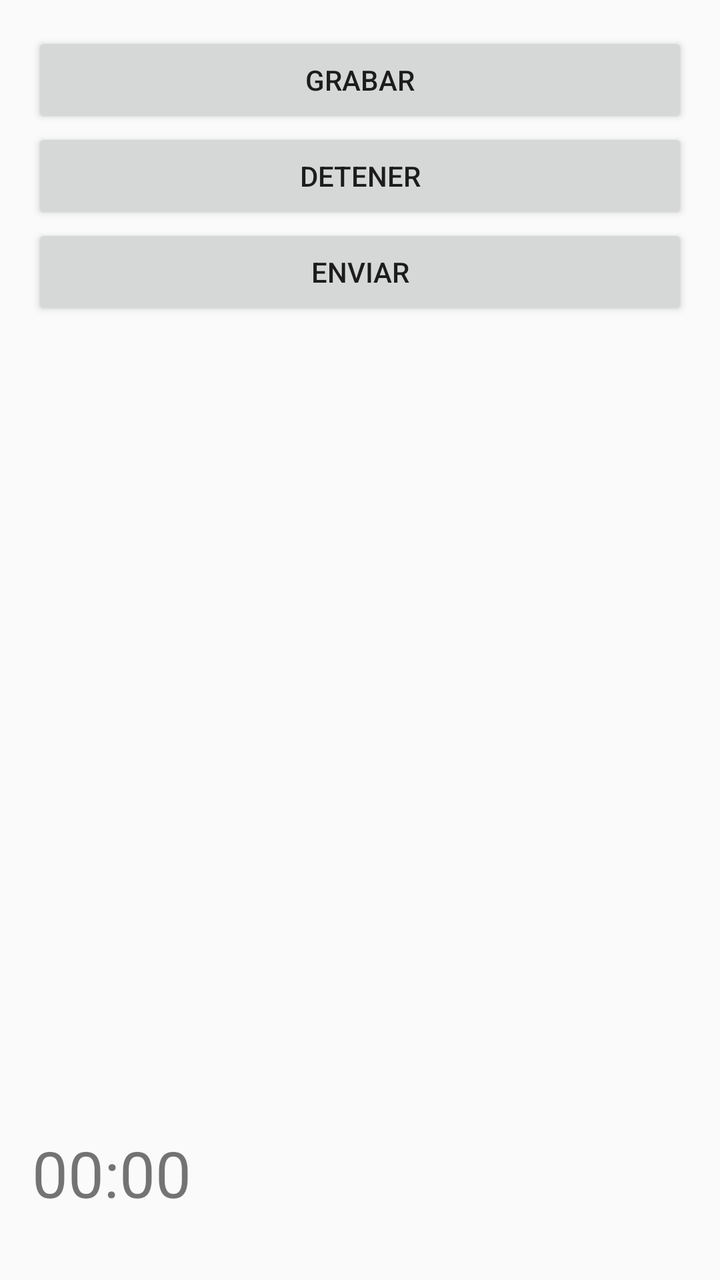
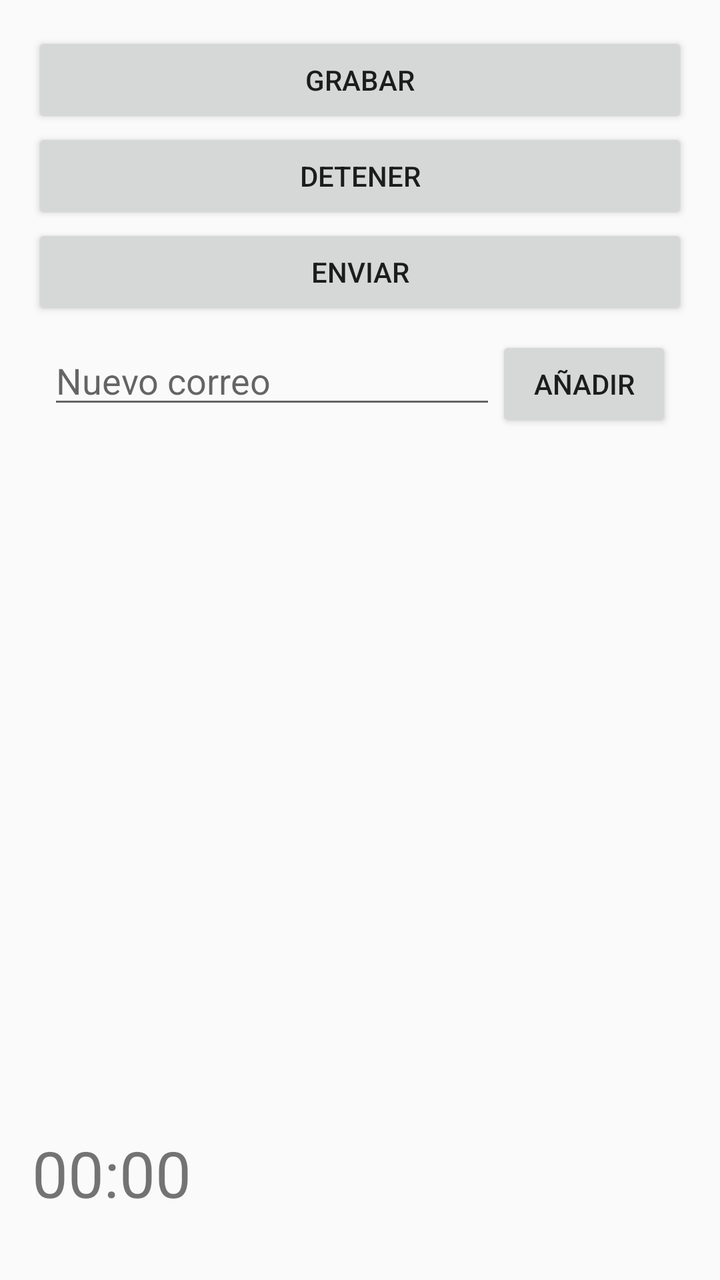

The first picture is an Android layout as it rendered before a commit; the second is the same layout after the commit. The layout source and the unified diff follow.
<!-- AndroidManifest.xml: application theme Theme.AudioMailer -->
<!-- res/layout/activity_main.xml -->
<?xml version="1.0" encoding="utf-8"?>
<LinearLayout xmlns:android="http://schemas.android.com/apk/res/android"
    android:layout_width="match_parent"
    android:layout_height="match_parent"
    android:orientation="vertical"
    android:padding="16dp"
    android:fitsSystemWindows="true"> 
    
    <Button
        android:id="@+id/btnRecord"
        android:layout_width="match_parent"
        android:layout_height="wrap_content"
        android:text="Grabar" />

    <Button
        android:id="@+id/btnStop"
        android:layout_width="match_parent"
        android:layout_height="wrap_content"
        android:text="Detener" />

    <Button
        android:id="@+id/btnSend"
        android:layout_width="match_parent"
        android:layout_height="wrap_content"
        android:text="Enviar" />

    <ListView
        android:id="@+id/listStudents"
        android:layout_width="match_parent"
        android:layout_height="0dp"
        android:layout_weight="1"
        android:layout_marginTop="8dp" />

    <TextView
    android:id="@+id/timerTextView"
    android:layout_width="wrap_content"
    android:layout_height="wrap_content"
    android:text="00:00"
    android:textSize="32sp"
    android:layout_marginBottom="16dp"/>

</LinearLayout>
<!-- resources referenced by this layout -->
<resources>
  <style name="Theme.AudioMailer" parent="Theme.AppCompat.Light.NoActionBar" />
</resources>

<!-- the commit's change to res/layout/activity_main.xml (unified diff, before → after) -->
@@ -24,6 +24,27 @@
         android:layout_height="wrap_content"
         android:text="Enviar" />
 
+<LinearLayout
+    android:layout_width="match_parent"
+    android:layout_height="wrap_content"
+    android:orientation="horizontal"
+    android:padding="8dp">
+
+    <EditText
+        android:id="@+id/editEmail"
+        android:layout_width="0dp"
+        android:layout_height="wrap_content"
+        android:layout_weight="1"
+        android:hint="Nuevo correo"
+        android:inputType="textEmailAddress" />
+
+    <Button
+        android:id="@+id/btnAddEmail"
+        android:layout_width="wrap_content"
+        android:layout_height="wrap_content"
+        android:text="Añadir" />
+</LinearLayout>
+
     <ListView
         android:id="@+id/listStudents"
         android:layout_width="match_parent"
<!-- resource entries referenced after the edit -->
@@ -1,5 +1,7 @@
 <!-- resources referenced by this layout -->
 <resources>
-  <style name="Theme.AudioMailer" parent="Theme.AppCompat.Light.NoActionBar" />
+  <style name="Theme.AudioMailer" parent="Theme.AppCompat.DayNight.DarkActionBar">
+  
+      </style>
 </resources>
 
